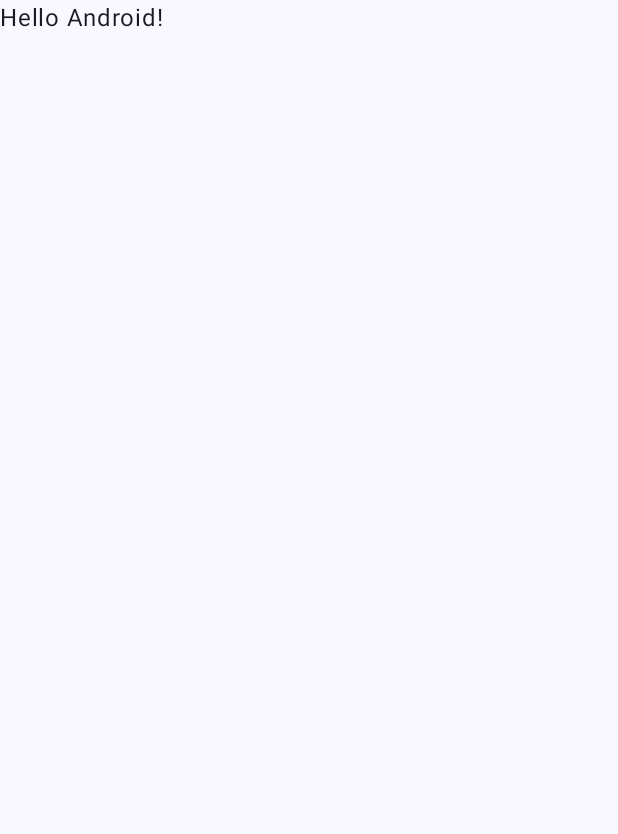
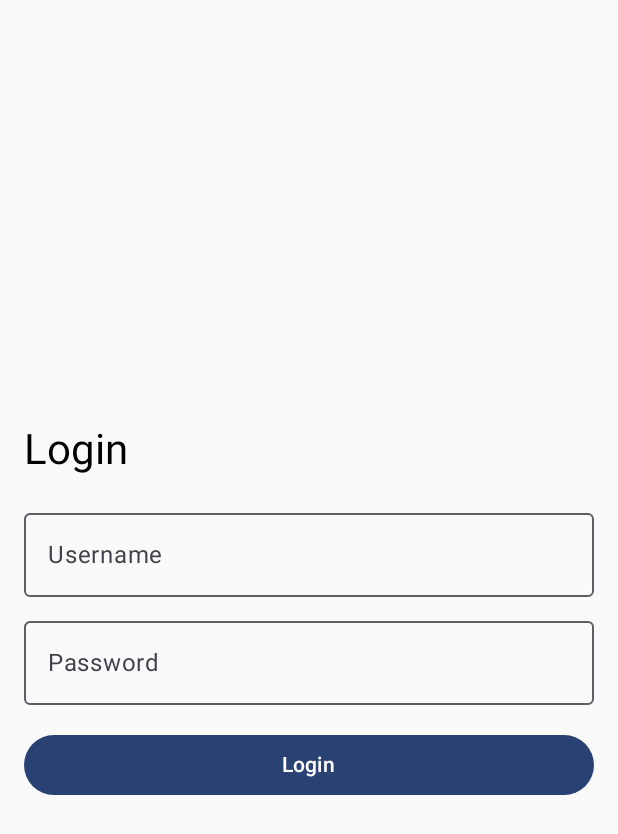
Before and after one commit to mreqmer/TFG, an Android app built with Jetpack Compose: the screen it shows after launch (MainActivity), on a phone screen of 412 x 824 dp. Before the commit the part shown is almost empty. Shown: the top 834 px of the screen. Run offline under Robolectric (Android 15) with nearby library versions, the phone set to English and light mode, and no system bars; our stand-ins replace Dagger/Hilt's generated code, Firebase (no records; nobody signed in at launch, a user with empty details on screens opened directly), livedata-compose.

Commit message:
login funciona

```diff
--- a/Myapprecetas/app/src/main/AndroidManifest.xml
+++ b/Myapprecetas/app/src/main/AndroidManifest.xml
@@ -2,8 +2,11 @@
 <manifest xmlns:android="http://schemas.android.com/apk/res/android"
     xmlns:tools="http://schemas.android.com/tools">
 
+    <uses-permission android:name="android.permission.INTERNET" />
+
     <application
         android:allowBackup="true"
+        android:name=".app.MyAppRecetasApp"
         android:dataExtractionRules="@xml/data_extraction_rules"
         android:fullBackupContent="@xml/backup_rules"
         android:icon="@mipmap/ic_launcher"
--- a/Myapprecetas/app/src/main/java/com/example/myapprecetas/MainActivity.kt
+++ b/Myapprecetas/app/src/main/java/com/example/myapprecetas/MainActivity.kt
@@ -11,37 +11,35 @@
 import androidx.compose.runtime.Composable
 import androidx.compose.ui.Modifier
 import androidx.compose.ui.tooling.preview.Preview
+import androidx.hilt.navigation.compose.hiltViewModel
+import androidx.navigation.compose.NavHost
+import androidx.navigation.compose.composable
+import androidx.navigation.compose.rememberNavController
 import com.example.myapprecetas.ui.theme.MyapprecetasTheme
+import com.example.myapprecetas.views.ViewLogin
+import com.example.myapprecetas.vm.VMLogin
+import dagger.hilt.android.AndroidEntryPoint
 
+@AndroidEntryPoint
 class MainActivity : ComponentActivity() {
     override fun onCreate(savedInstanceState: Bundle?) {
         super.onCreate(savedInstanceState)
         enableEdgeToEdge()
         setContent {
+            val navController = rememberNavController()
             MyapprecetasTheme {
-                Scaffold(modifier = Modifier.fillMaxSize()) { innerPadding ->
-                    Greeting(
-                        name = "Android",
-                        modifier = Modifier.padding(innerPadding)
-                    )
+                NavHost(
+                    navController = navController,
+                    startDestination = "login"
+                ) {
+                    // Pantalla Login (con Hilt)
+                    composable(route = "login") {
+                        val vm: VMLogin = hiltViewModel() // ViewModel con inyección
+                        ViewLogin(vm, navController)
+                    }
+
                 }
             }
         }
     }
 }
-
-@Composable
-fun Greeting(name: String, modifier: Modifier = Modifier) {
-    Text(
-        text = "Hello $name!",
-        modifier = modifier
-    )
-}
-
-@Preview(showBackground = true)
-@Composable
-fun GreetingPreview() {
-    MyapprecetasTheme {
-        Greeting("Android")
-    }
-}
--- /dev/null
+++ b/Myapprecetas/app/src/main/java/com/example/myapprecetas/app/MyAppRecetasApp.kt
@@ -0,0 +1,7 @@
+package com.example.myapprecetas.app
+
+import android.app.Application
+import dagger.hilt.android.HiltAndroidApp
+
+@HiltAndroidApp
+class MyAppRecetasApp : Application()
--- /dev/null
+++ b/Myapprecetas/app/src/main/java/com/example/myapprecetas/di/FirebaseModule.kt
@@ -0,0 +1,18 @@
+package com.example.myapprecetas.di
+
+import com.google.firebase.auth.FirebaseAuth
+import dagger.Module
+import dagger.Provides
+import dagger.hilt.InstallIn
+import dagger.hilt.components.SingletonComponent
+import javax.inject.Singleton
+
+@Module
+@InstallIn(SingletonComponent::class)  // Vive durante toda la vida de la app
+object FirebaseModule {
+    @Provides
+    @Singleton  // Única instancia global
+    fun provideFirebaseAuth(): FirebaseAuth {
+        return FirebaseAuth.getInstance()
+    }
+}
--- /dev/null
+++ b/Myapprecetas/app/src/main/java/com/example/myapprecetas/repositories/AuthRepository.kt
@@ -0,0 +1,30 @@
+package com.example.myapprecetas.repositories
+
+import com.google.firebase.auth.FirebaseUser
+import kotlinx.coroutines.flow.MutableStateFlow
+import kotlinx.coroutines.flow.StateFlow
+import javax.inject.Inject
+import javax.inject.Singleton
+
+@Singleton
+class AuthRepository @Inject constructor(
+    private val authWrapper: com.example.myapprecetas.vm.wapper.FirebaseAuth
+) {
+    private val _user = MutableStateFlow<FirebaseUser?>(null)
+    val user: StateFlow<FirebaseUser?> = _user
+
+    private val _error = MutableStateFlow<String?>(null)
+    val error: StateFlow<String?> = _error
+
+    fun signIn(email: String, password: String) {
+        authWrapper.signIn(email, password) { success, errorMessage ->
+            if (success) {
+                _user.value = authWrapper.getCurrentUser()
+            } else {
+                _error.value = errorMessage
+            }
+        }
+    }
+
+    fun getCurrentUser() = authWrapper.getCurrentUser()
+}
--- /dev/null
+++ b/Myapprecetas/app/src/main/java/com/example/myapprecetas/views/ViewLogin.kt
@@ -0,0 +1,129 @@
+package com.example.myapprecetas.views
+
+import android.util.Log
+import android.widget.Toast
+import androidx.compose.foundation.layout.Arrangement
+import androidx.compose.foundation.layout.Box
+import androidx.compose.foundation.layout.Column
+import androidx.compose.foundation.layout.Spacer
+import androidx.compose.foundation.layout.fillMaxSize
+import androidx.compose.foundation.layout.fillMaxWidth
+import androidx.compose.foundation.layout.height
+import androidx.compose.foundation.layout.padding
+import androidx.compose.foundation.text.KeyboardOptions
+import androidx.compose.material3.Button
+import androidx.compose.material3.MaterialTheme
+import androidx.compose.material3.OutlinedTextField
+import androidx.compose.material3.Text
+import androidx.compose.runtime.Composable
+import androidx.compose.runtime.LaunchedEffect
+import androidx.compose.runtime.collectAsState
+import androidx.compose.runtime.getValue
+import androidx.compose.runtime.livedata.observeAsState
+import androidx.compose.runtime.mutableStateOf
+import androidx.compose.runtime.remember
+import androidx.compose.runtime.setValue
+import androidx.compose.ui.Modifier
+import androidx.compose.ui.graphics.Color
+import androidx.compose.ui.platform.LocalContext
+import androidx.compose.ui.text.input.PasswordVisualTransformation
+import androidx.compose.ui.text.input.TextFieldValue
+import androidx.compose.ui.text.input.VisualTransformation
+import androidx.compose.ui.unit.dp
+import androidx.navigation.NavHostController
+import com.example.myapprecetas.vm.VMLogin
+import com.google.firebase.auth.FirebaseAuth
+
+
+
+@Composable
+fun ViewLogin(vm: VMLogin, navController: NavHostController){
+
+    Box(){
+        LoginScreen(vm, navController)
+    }
+}
+
+@Composable
+fun LoginScreen(vm: VMLogin, navController: NavHostController) {
+    val context = LocalContext.current
+    val user by vm.user.collectAsState()
+    val error by vm.error.collectAsState()
+    val email by vm.Email.observeAsState("")
+    val password by vm.Password.observeAsState("")
+    var isPasswordVisible = vm.EsPasswordVisible.observeAsState().value ?: false
+
+//    LaunchedEffect(user) {
+//        if (user != null) {
+//            navController.navigate("listado_personas") {
+//                popUpTo("login") { inclusive = true }
+//            }
+//        }
+//    }
+
+    Column(
+        modifier = Modifier
+            .fillMaxSize()
+            .padding(16.dp),
+        verticalArrangement = Arrangement.Center
+    ) {
+        Text(text = "Login", style = MaterialTheme.typography.headlineMedium)
+        Spacer(modifier = Modifier.height(16.dp))
+
+        EmailField(email, {vm.OnLoginChanged(it, password)})
+
+        Spacer(modifier = Modifier.height(8.dp))
+
+        PasswordField(password, {vm.OnLoginChanged(email, it)},isPasswordVisible)
+
+        Spacer(modifier = Modifier.height(16.dp))
+
+        BtnLogin(vm ,email, password, navController)
+
+        Spacer(modifier = Modifier.height(8.dp))
+
+        user?.let {
+            Text("Bienvenido, ${it.email}")
+        }
+
+        // Mostrar error
+        error?.let {
+            Text(it, color = Color.Red)
+        }
+
+    }
+}
+
+
+@Composable
+fun BtnLogin(vm: VMLogin ,email: String, password: String, navController: NavHostController){
+    Button(
+        onClick = { vm.signIn(email, password) },
+        modifier = Modifier.fillMaxWidth()
+    ) {
+        Text("Login")
+    }
+
+}
+@Composable
+fun EmailField(email: String, onTextChanged: (String) -> Unit){
+
+    OutlinedTextField(
+        value = email,
+        onValueChange = {onTextChanged(it)},
+        label = { Text("Username") },
+        modifier = Modifier.fillMaxWidth()
+    )
+}
+@Composable
+fun PasswordField(password: String, onTextChanged: (String) -> Unit, isPasswordVisible: Boolean){
+    OutlinedTextField(
+        value = password,
+        onValueChange =  {onTextChanged(it)},
+        label = { Text("Password") },
+        visualTransformation = if (isPasswordVisible) VisualTransformation.None else PasswordVisualTransformation(),
+        keyboardOptions = KeyboardOptions.Default,
+        modifier = Modifier.fillMaxWidth()
+    )
+
+}
--- /dev/null
+++ b/Myapprecetas/app/src/main/java/com/example/myapprecetas/vm/VMLogin.kt
@@ -0,0 +1,41 @@
+package com.example.myapprecetas.vm
+
+import android.util.Log
+import androidx.lifecycle.MutableLiveData
+import androidx.lifecycle.ViewModel
+import androidx.lifecycle.viewModelScope
+import com.example.myapprecetas.repositories.AuthRepository
+import com.google.firebase.auth.FirebaseAuth
+import com.google.firebase.auth.FirebaseUser
+import dagger.hilt.android.lifecycle.HiltViewModel
+import kotlinx.coroutines.flow.MutableStateFlow
+import kotlinx.coroutines.flow.StateFlow
+import kotlinx.coroutines.launch
+import javax.inject.Inject
+
+@HiltViewModel
+class VMLogin @Inject constructor(
+    private val authRepository: AuthRepository // Inyectamos el repositorio
+) : ViewModel() {
+
+    private val email: MutableLiveData<String> = MutableLiveData("")
+    private val password: MutableLiveData<String> = MutableLiveData("")
+    private val esPasswordVisible: MutableLiveData<Boolean> = MutableLiveData(false)
+
+    val Email: MutableLiveData<String> = email
+    val Password: MutableLiveData<String> = password
+    val EsPasswordVisible: MutableLiveData<Boolean> = esPasswordVisible
+
+    val user: StateFlow<FirebaseUser?> = authRepository.user
+    val error: StateFlow<String?> = authRepository.error
+
+    fun OnLoginChanged(email: String, password: String) {
+        this.email.value = email
+        this.password.value = password
+    }
+
+    fun signIn(email: String, password: String) {
+
+        authRepository.signIn(email, password)
+    }
+}
--- /dev/null
+++ b/Myapprecetas/app/src/main/java/com/example/myapprecetas/vm/wapper/FireBaseAuthWrapper.kt
@@ -0,0 +1,41 @@
+package com.example.myapprecetas.vm.wapper
+
+import com.google.firebase.auth.FirebaseAuth
+import com.google.firebase.auth.FirebaseUser
+import javax.inject.Inject
+import javax.inject.Singleton
+
+@Singleton
+class FirebaseAuth @Inject constructor(
+    private val auth: FirebaseAuth // Inyectado por Hilt
+) {
+    /**
+     * Inicia sesión con email y contraseña.
+     * @param email Correo electrónico
+     * @param password Contraseña
+     * @param onResult Callback que devuelve (éxito, mensajeError)
+     */
+    fun signIn(
+        email: String,
+        password: String,
+        onResult: (Boolean, String?) -> Unit
+    ) {
+        auth.signInWithEmailAndPassword(email, password)
+            .addOnCompleteListener { task ->
+                if (task.isSuccessful) {
+                    onResult(true, null)
+                } else {
+                    onResult(false, task.exception?.message ?: "Error desconocido")
+                }
+            }
+    }
+    /**
+     * Obtiene el usuario actualmente autenticado.
+     */
+    fun getCurrentUser(): FirebaseUser? = auth.currentUser
+
+    /**
+     * Cierra la sesión actual.
+     */
+    fun signOut() = auth.signOut()
+}
```
